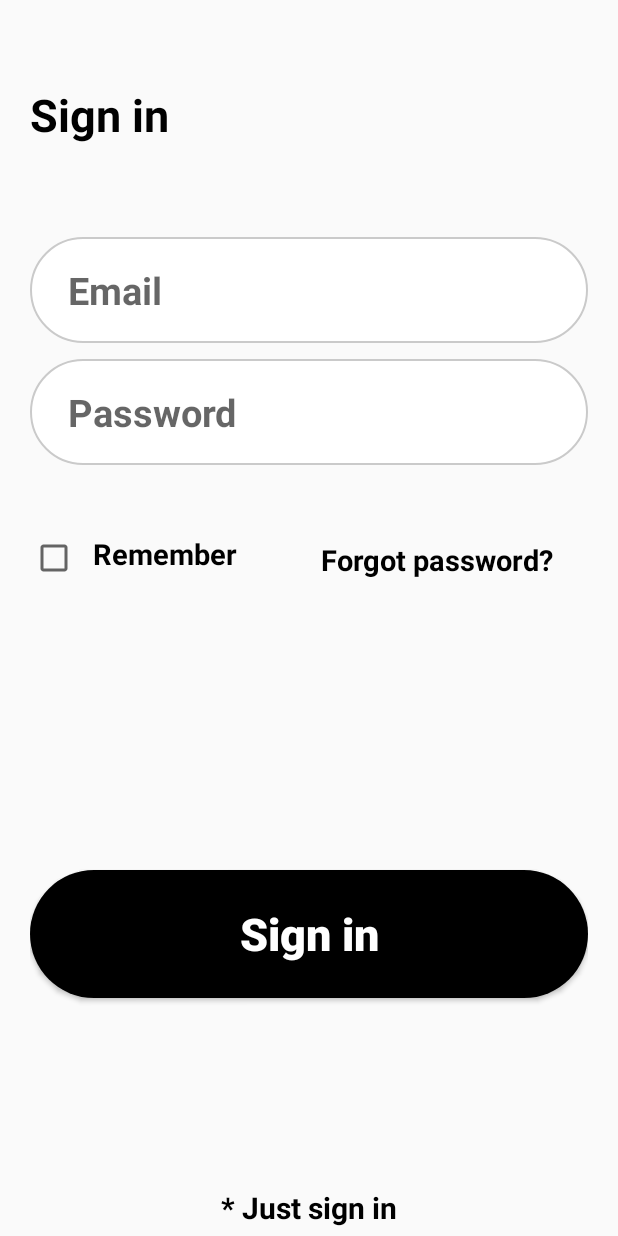
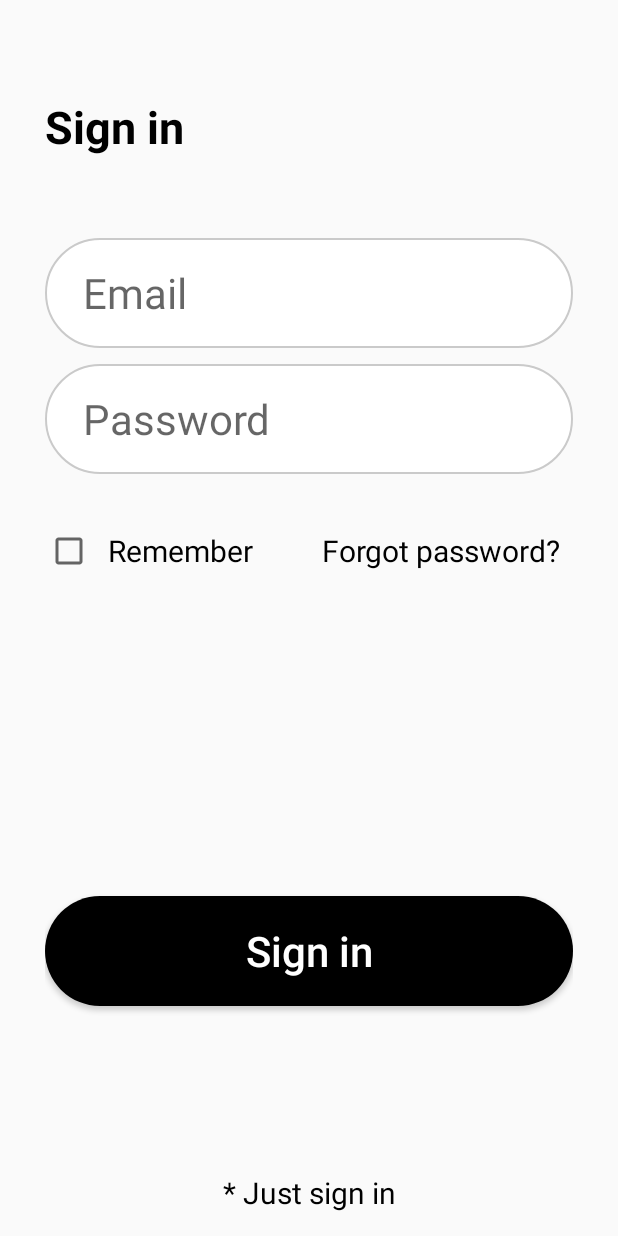
Before and after one commit to RamanYarotski/AndroidCourceRaman, an Android app: the screen it shows after launch (MainActivity), on a phone screen of 412 x 824 dp. Run offline under Robolectric (Android 15) with nearby library versions, the phone set to English and light mode, and no system bars.

Commit message:
HW3 Task 3.2

```diff
--- a/homeWork3/src/main/java/com/homework/homework3/MainActivity.java
+++ b/homeWork3/src/main/java/com/homework/homework3/MainActivity.java
@@ -9,7 +9,17 @@ public class MainActivity extends AppCompatActivity {
     @Override
     protected void onCreate(Bundle savedInstanceState) {
         super.onCreate(savedInstanceState);
-        setContentView(R.layout.activity_sign_in_linear);
+        setContentView(R.layout.activity_sign_in_constraint);
     }
 
+//      Landscape and portrait:
+//  activity_photo_constraint
+//  activity_photo_linear
+//  activity_poll_linear
+//  activity_poll_table
+//  activity_sign_in_linear
+//  activity_sign_in_constraint
+
+//      Only portrait:
+//  activity_photo_relative
 }
--- a/homeWork3/src/main/res/layout/activity_photo_relative.xml
+++ b/homeWork3/src/main/res/layout/activity_photo_relative.xml
@@ -41,7 +41,7 @@
         android:layout_below="@id/titleInPhotoRelative"
         android:autofillHints=""
         android:hint="@string/price"
-        android:inputType="numberDecimal"/>
+        android:inputType="numberDecimal" />
 
     <EditText
         android:id="@+id/locationInPhotoRelative"
--- /dev/null
+++ b/homeWork3/src/main/res/layout/activity_sign_in_constraint.xml
@@ -0,0 +1,101 @@
+<?xml version="1.0" encoding="utf-8"?>
+<androidx.constraintlayout.widget.ConstraintLayout xmlns:android="http://schemas.android.com/apk/res/android"
+    xmlns:app="http://schemas.android.com/apk/res-auto"
+    android:layout_width="match_parent"
+    android:layout_height="match_parent"
+    android:paddingHorizontal="30dp"
+    android:paddingVertical="15dp">
+
+    <TextView
+        android:id="@+id/signInTextInSignInConstraint"
+        style="@style/SignInConstraintTextStyle"
+        android:gravity="center_vertical"
+        android:text="@string/sign_in"
+        android:textSize="30sp"
+        android:textStyle="bold"
+        app:layout_constraintBottom_toTopOf="@id/emailInSignInConstraint"
+        app:layout_constraintLeft_toLeftOf="parent"
+        app:layout_constraintTop_toTopOf="parent"
+        app:layout_constraintVertical_weight="1.5" />
+
+    <EditText
+        android:id="@+id/emailInSignInConstraint"
+        style="@style/SignInConstraintEditTextStyle"
+        android:autofillHints=""
+        android:hint="@string/email"
+        android:inputType="textEmailAddress"
+        app:layout_constraintBottom_toTopOf="@id/passwordInSignInConstraint"
+        app:layout_constraintLeft_toLeftOf="parent"
+        app:layout_constraintTop_toBottomOf="@id/signInTextInSignInConstraint"
+        app:layout_constraintVertical_weight="0.8" />
+
+    <EditText
+        android:id="@+id/passwordInSignInConstraint"
+        style="@style/SignInConstraintEditTextStyle"
+        android:autofillHints=""
+        android:hint="@string/password"
+        android:inputType="textPassword"
+        app:layout_constraintBottom_toTopOf="@+id/rememberInSignInInConstraint"
+        app:layout_constraintLeft_toLeftOf="parent"
+        app:layout_constraintTop_toBottomOf="@id/emailInSignInConstraint"
+        app:layout_constraintVertical_weight="0.8" />
+
+    <CheckBox
+        android:id="@+id/rememberInSignInInConstraint"
+        android:layout_width="wrap_content"
+        android:layout_height="0dp"
+        android:gravity="center_vertical"
+        android:paddingStart="10dp"
+        android:paddingEnd="10dp"
+        android:text="@string/remember"
+        android:textSize="20sp"
+        app:layout_constraintBottom_toTopOf="@id/spaceInSignInConstraint"
+        app:layout_constraintLeft_toLeftOf="parent"
+        app:layout_constraintTop_toBottomOf="@+id/passwordInSignInConstraint"
+        app:layout_constraintVertical_weight="1" />
+
+    <Button
+        style="@style/Widget.MaterialComponents.Button.TextButton"
+        android:layout_width="wrap_content"
+        android:layout_height="wrap_content"
+        android:text="@string/forgot_password"
+        android:textColor="@color/black"
+        android:textSize="20sp"
+        app:layout_constraintBaseline_toBaselineOf="@+id/rememberInSignInInConstraint"
+        app:layout_constraintRight_toRightOf="parent" />
+
+    <Space
+        android:id="@+id/spaceInSignInConstraint"
+        android:layout_width="match_parent"
+        android:layout_height="0dp"
+        app:layout_constraintBottom_toTopOf="@id/signInButtonInSignInConstraint"
+        app:layout_constraintLeft_toLeftOf="parent"
+        app:layout_constraintTop_toBottomOf="@id/rememberInSignInInConstraint"
+        app:layout_constraintVertical_weight="2" />
+
+    <Button
+        android:id="@+id/signInButtonInSignInConstraint"
+        android:layout_width="match_parent"
+        android:layout_height="0dp"
+        android:background="@drawable/sign_in_button_sign_in"
+        android:text="@string/sign_in"
+        android:textAllCaps="false"
+        android:textColor="@color/white"
+        android:textSize="28sp"
+        app:layout_constraintBottom_toTopOf="@+id/justSignInTextInSignInConstraint"
+        app:layout_constraintLeft_toLeftOf="parent"
+        app:layout_constraintTop_toBottomOf="@+id/spaceInSignInConstraint"
+        app:layout_constraintVertical_weight="0.8" />
+
+    <TextView
+        android:id="@+id/justSignInTextInSignInConstraint"
+        style="@style/SignInConstraintTextStyle"
+        android:gravity="center|bottom"
+        android:text="@string/just_sign_in"
+        android:textSize="20sp"
+        app:layout_constraintBottom_toBottomOf="parent"
+        app:layout_constraintLeft_toLeftOf="parent"
+        app:layout_constraintTop_toBottomOf="@+id/signInButtonInSignInConstraint"
+        app:layout_constraintVertical_weight="1.5" />
+
+</androidx.constraintlayout.widget.ConstraintLayout>
--- a/homeWork3/src/main/res/layout/activity_sign_in_linear.xml
+++ b/homeWork3/src/main/res/layout/activity_sign_in_linear.xml
@@ -82,5 +82,4 @@
         android:text="@string/just_sign_in"
         android:textColor="@color/black"
         android:textSize="20sp" />
-
 </LinearLayout>
--- a/homeWork3/src/main/res/values-night/styles.xml
+++ b/homeWork3/src/main/res/values-night/styles.xml
@@ -2,7 +2,7 @@
 <resources>
 
     <style name="PollTextStyle">
-        <item name="android:textColor">@color/white</item>
+        <item name="android:textColor">@color/black</item>
         <item name="android:textSize">20sp</item>
         <item name="android:layout_height">wrap_content</item>
         <item name="android:layout_width">match_parent</item>
@@ -14,7 +14,7 @@
         <item name="android:layout_width">0dp</item>
         <item name="android:layout_weight">0.8</item>
         <item name="android:layout_gravity">center_vertical</item>
-        <item name="android:textColor">@color/white</item>
+        <item name="android:textColor">@color/black</item>
         <item name="android:textSize">20sp</item>
     </style>
 
--- a/homeWork3/src/main/res/values/styles.xml
+++ b/homeWork3/src/main/res/values/styles.xml
@@ -34,18 +34,17 @@
         <item name="android:layout_height">wrap_content</item>
         <item name="android:layout_width">0dp</item>
         <item name="android:layout_weight">0.2</item>
-        <item name="android:paddingLeft">20dp</item>
-        <item name="android:paddingEnd">35dp</item>
-        <item name="android:layout_gravity">center_vertical</item>
+        <item name="android:layout_gravity">center</item>
     </style>
 
     <style name="PollTableTextStyle">
         <item name="android:layout_height">wrap_content</item>
         <item name="android:layout_width">0dp</item>
         <item name="android:layout_weight">0.8</item>
-        <item name="android:layout_gravity">center_vertical</item>
+        <item name="android:layout_gravity">center</item>
         <item name="android:textColor">@color/black</item>
         <item name="android:textSize">20sp</item>
+
     </style>
 
     <style name="PhotoTextViewStyle">
@@ -96,29 +95,29 @@
 
     <style name="PhotoConstraintEditTextStyle">
         <item name="android:layout_width">0dp</item>
-        <item name="android:layout_height">40dp</item>
+        <item name="android:layout_height">0dp</item>
         <item name="layout_constraintRight_toRightOf">parent</item>
-        <item name="android:layout_marginTop">25dp</item>
-        <item name="android:layout_marginBottom">20dp</item>
         <item name="android:layout_marginStart">15dp</item>
         <item name="android:layout_marginEnd">15dp</item>
+        <item name="android:gravity">bottom</item>
     </style>
 
     <style name="PhotoConstraintEditTextStyle1">
-        <item name="android:layout_width">130dp</item>
-        <item name="android:layout_height">40dp</item>
+        <item name="android:layout_width">0dp</item>
+        <item name="android:layout_height">0dp</item>
         <item name="layout_constraintLeft_toLeftOf">parent</item>
-        <item name="android:layout_marginTop">25dp</item>
-        <item name="android:layout_marginBottom">20dp</item>
-        <item name="android:layout_marginEnd">15dp</item>
+        <item name="android:layout_marginEnd">7.5dp</item>
         <item name="android:layout_marginStart">15dp</item>
+        <item name="android:gravity">bottom</item>
     </style>
 
     <style name="PhotoConstraintEditTextStyle2">
         <item name="android:layout_width">0dp</item>
-        <item name="android:layout_height">40dp</item>
+        <item name="android:layout_height">wrap_content</item>
         <item name="layout_constraintRight_toRightOf">parent</item>
+        <item name="android:layout_marginStart">7.5dp</item>
         <item name="android:layout_marginEnd">15dp</item>
+        <item name="android:gravity">bottom</item>
     </style>
 
     <style name="SignInLinearStyle">
@@ -139,4 +138,20 @@
         <item name="android:paddingEnd">25dp</item>
         <item name="android:textSize">25sp</item>
     </style>
+
+    <style name="SignInConstraintTextStyle">
+        <item name="android:layout_height">0dp</item>
+        <item name="android:layout_width">match_parent</item>
+        <item name="android:textColor">@color/black</item>
+    </style>
+
+    <style name="SignInConstraintEditTextStyle">
+        <item name="android:layout_height">0dp</item>
+        <item name="android:layout_width">match_parent</item>
+        <item name="android:background">@drawable/sign_in_edit_text_background</item>
+        <item name="android:paddingStart">25dp</item>
+        <item name="android:textSize">28sp</item>
+        <item name="android:layout_marginTop">5dp</item>
+        <item name="android:layout_marginBottom">5dp</item>
+    </style>
 </resources>
```
Also changed, not shown: homeWork3/src/main/res/drawable/ic_baseline_location_on_24.xml (+9 -4 lines), homeWork3/src/main/res/layout/activity_photo_constraint.xml (+38 -16 lines), homeWork3/src/main/res/layout/activity_poll_table.xml (+0 -10 lines).
